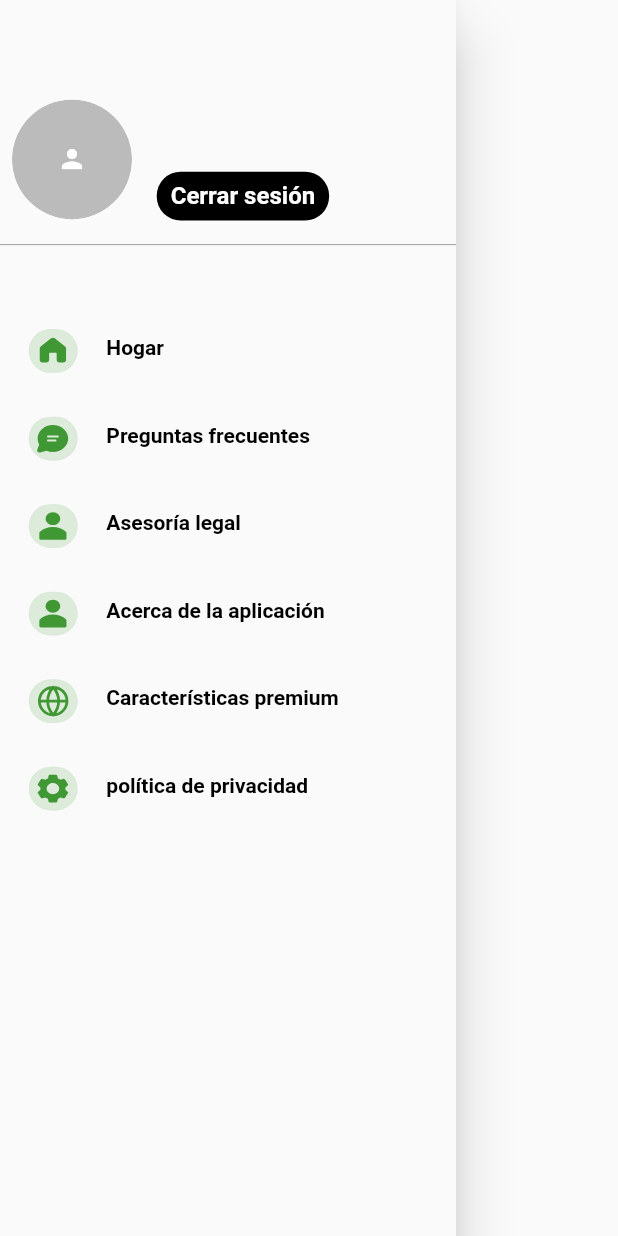
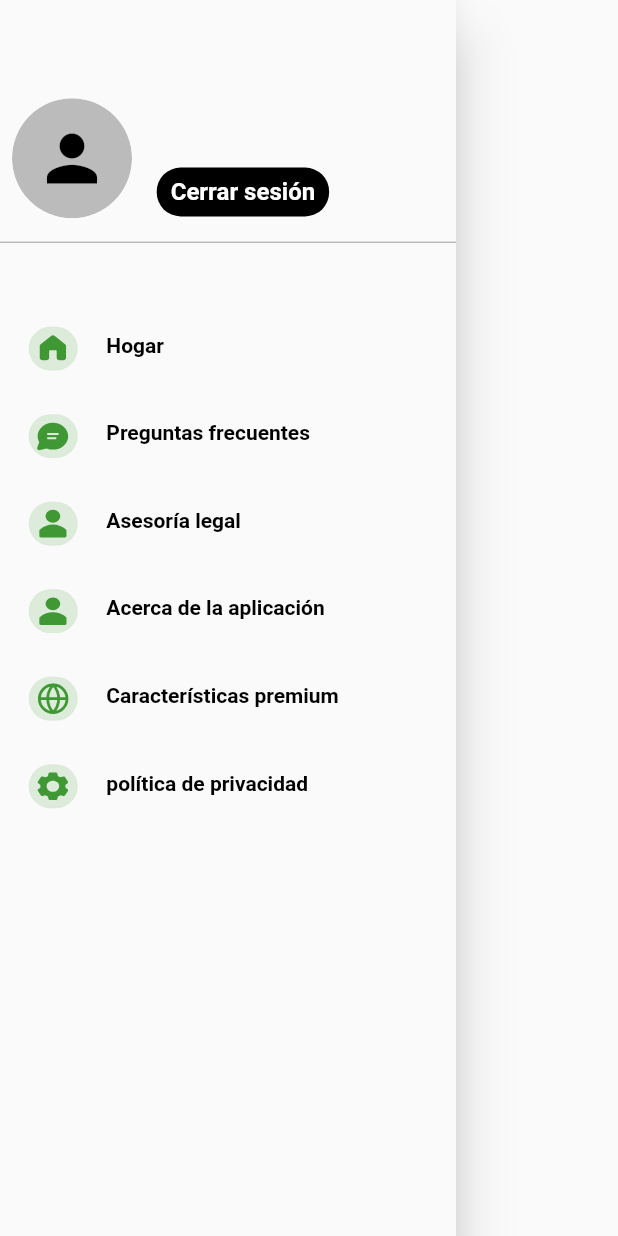
Before and after one commit to RaheelAhmad0066/Manager_App, a Flutter app: the Menue_bar widget shown alone on an empty page, opened directly, on a phone screen of 412 x 824 dp. Run offline on Flutter 3.47's test engine with Material 2 defaults, Android fonts, the phone set to English and light mode, and no system bars; our stand-ins replace animate_do, cached_network_image, cloud_firestore, file_picker, firebase_auth, firebase_core and 10 more; missing offline and left inert: mailer, pay; accounts and stored records are empty; network calls fail.

Commit message:
i new changes

```diff
--- a/lib/View/Drawer/Menue_bar.dart
+++ b/lib/View/Drawer/Menue_bar.dart
@@ -64,13 +64,16 @@ class _Menue_barState extends State<Menue_bar> {
                 ClipRRect(
                   borderRadius: BorderRadius.circular(50),
                   child: CircleAvatar(
-                      backgroundColor: appTheme.gray400,
-                      radius: 40,
-                      child: Icon(
-                        Icons.person,
-                        size: 20,
-                        color: Colors.white,
-                      )),
+                    backgroundColor: appTheme.gray400,
+                    radius: 40,
+                    child: user?.photoURL != null
+                        ? Image.network(user!.photoURL.toString())
+                        : Icon(
+                            Icons.person,
+                            size: 50,
+                            color: Colors.black,
+                          ),
+                  ),
                 ),
                 SizedBox(width: MediaQuery.of(context).size.width * 0.04),
                 Column(
@@ -88,7 +91,8 @@ class _Menue_barState extends State<Menue_bar> {
                       padding: const EdgeInsets.only(top: 5, bottom: 5),
                       child: Text(
                         user?.email ?? loggedInUser.email ?? 'jk',
-                        style: TextStyle(color: Colors.grey, fontSize: 15),
+                        style: TextStyle(color: Colors.grey, fontSize: 12),
+                        overflow: TextOverflow.ellipsis,
                       ),
                     ),
                     InkWell(
```
Also changed, not shown: lib/View/sign_up_screen/sign_up_screen.dart (+9 -11 lines).
